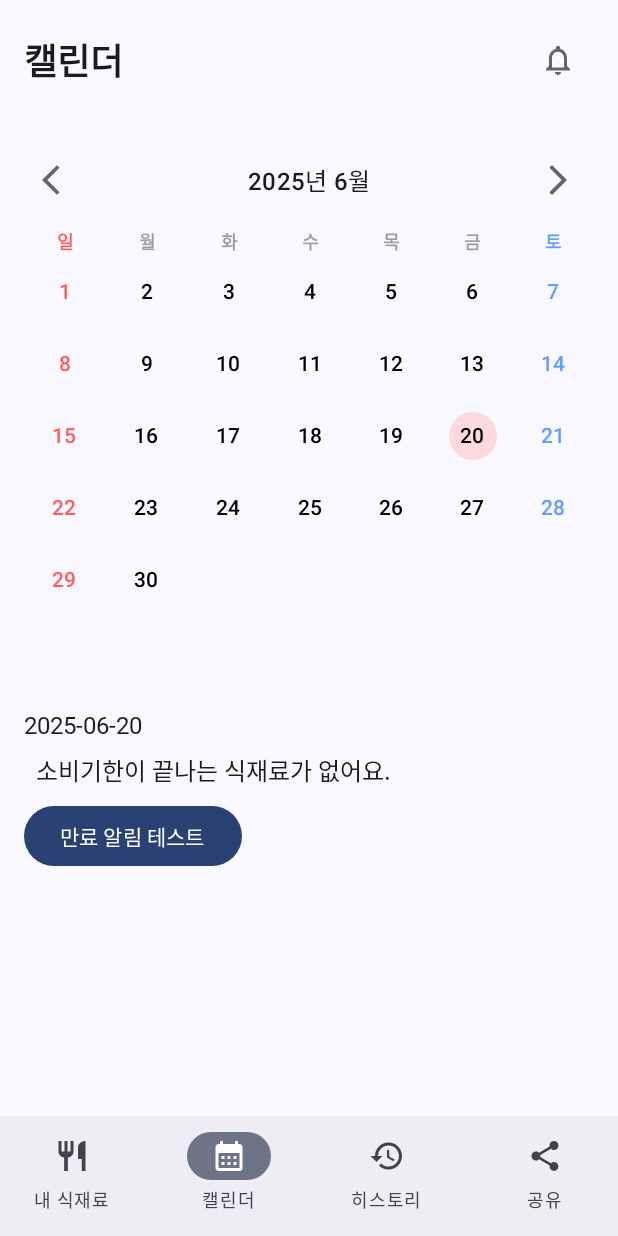
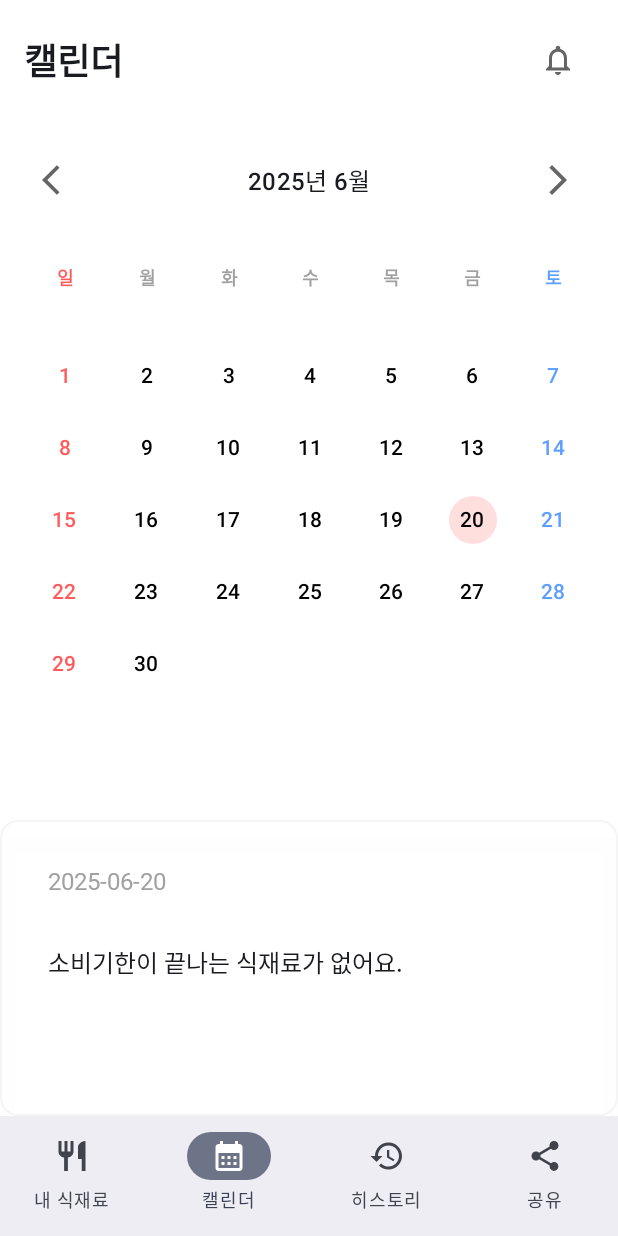
Before and after one commit to rokmcBum/ReCheck, an Android app built with Jetpack Compose: the CalendarScreen screen opened through its navigation route, on a phone screen of 412 x 824 dp. Run offline under Robolectric (Android 15) with nearby library versions, the phone set to English and light mode, and no system bars; our stand-ins replace Room's generated code; Roboto replaces fonts that are not available here.

Commit message:
캘린더 디자인 수정

```diff
--- a/app/src/main/java/com/example/recheck/calendar/ui/CalendarComposable.kt
+++ b/app/src/main/java/com/example/recheck/calendar/ui/CalendarComposable.kt
@@ -33,7 +33,7 @@ fun CalendarComposable(
     Row(
         modifier = Modifier
             .fillMaxWidth()
-            .padding(vertical = 8.dp),
+            .padding(16.dp),
         verticalAlignment   = Alignment.CenterVertically,
         horizontalArrangement = Arrangement.SpaceBetween
     ) {
@@ -64,7 +64,10 @@ fun CalendarComposable(
     val daysInMonth  = currentMonth.lengthOfMonth()
 
     // 1) 요일 헤더
-    Row(modifier = Modifier.fillMaxWidth(), horizontalArrangement = Arrangement.SpaceBetween) {
+    Row(modifier = Modifier
+            .fillMaxWidth()
+            .padding(16.dp),
+        horizontalArrangement = Arrangement.SpaceBetween) {
         listOf("일","월","화","수","목","금","토").forEachIndexed { idx, dow ->
             val color = when (idx) {
                 0    -> Color(0xFFFF5D5D)
@@ -81,9 +84,13 @@ fun CalendarComposable(
         }
     }
 
+//    Spacer(modifier = Modifier.height(12.dp))
+
     // 2) 날짜 그리드
     var dayCounter = 1
-    Column(modifier = Modifier.fillMaxWidth()) {
+    Column(modifier = Modifier
+        .fillMaxWidth()
+        .padding(16.dp)) {
         repeat(6) { week ->
             Row(modifier = Modifier.fillMaxWidth()) {
                 repeat(7) { dow ->
--- a/app/src/main/java/com/example/recheck/calendar/ui/CalendarScreen.kt
+++ b/app/src/main/java/com/example/recheck/calendar/ui/CalendarScreen.kt
@@ -1,6 +1,8 @@
 package com.example.recheck.calendar.ui
 
 import android.content.Context
+import androidx.compose.foundation.background
+import androidx.compose.foundation.border
 import androidx.compose.foundation.layout.Arrangement
 import androidx.compose.foundation.layout.Box
 import androidx.compose.foundation.layout.Column
@@ -10,6 +12,7 @@ import androidx.compose.foundation.layout.fillMaxSize
 import androidx.compose.foundation.layout.fillMaxWidth
 import androidx.compose.foundation.layout.height
 import androidx.compose.foundation.layout.padding
+import androidx.compose.foundation.layout.wrapContentHeight
 import androidx.compose.material3.Button
 import androidx.compose.material3.CircularProgressIndicator
 import androidx.compose.material3.Icon
@@ -25,6 +28,7 @@ import androidx.compose.runtime.saveable.rememberSaveable
 import androidx.compose.runtime.setValue
 import androidx.compose.ui.Alignment
 import androidx.compose.ui.Modifier
+import androidx.compose.ui.draw.shadow
 import androidx.compose.ui.graphics.Color
 import androidx.compose.ui.platform.LocalContext
 import androidx.compose.ui.res.painterResource
@@ -83,10 +87,13 @@ fun CalendarScreen(
         Column(
             modifier = Modifier
                 .fillMaxSize()
-                .padding(16.dp)
         ) {
             Row(
-                modifier = Modifier.fillMaxWidth(),
+                modifier = Modifier
+                    .fillMaxWidth()
+                    .background(color = Color(0xFFFFFFFF))
+                    .padding(16.dp)
+                    .wrapContentHeight(),
                 horizontalArrangement = Arrangement.SpaceBetween,
                 verticalAlignment = Alignment.CenterVertically
             ) {
@@ -103,8 +110,13 @@ fun CalendarScreen(
                     )
                 }
             }
-            Spacer(modifier = Modifier.height(24.dp))
 
+//            // 푸시알림 테스트
+//            Button(onClick = { NotificationScheduler.scheduleImmediateCheck(context) }) {
+//                Text("만료 알림 테스트")
+//            }
+
+            Column (modifier = Modifier.background(color = Color(0xFFFFFFFF))){
                 // A) 달력: 로컬 만료일 점 찍기
                 CalendarComposable(
                     currentMonth = currentMonth,
@@ -116,31 +128,45 @@ fun CalendarScreen(
                 )
                 Spacer(modifier = Modifier.height(16.dp))
 
+                Box(
+                    modifier = Modifier
+                        .fillMaxSize()
+                        .background(color = Color(0xFFFFFFFF))
+                        .border(1.dp, Color(0xFFF5F5F5), shape = MaterialTheme.shapes.medium)
+                        .shadow(
+                            elevation = 8.dp,
+                            spotColor = Color(0x08000000),
+                            ambientColor = Color(0x08000000)
+                        )
+                ) {
+                    Column (modifier = Modifier.padding(16.dp)){
                         // B) 선택된 날짜
                         val sel = uiState.selectedDate
                         Text(
                             text = sel.format(formatter),
                             style = MaterialTheme.typography.bodyLarge,
-                modifier = Modifier.padding(bottom = 8.dp)
+                            color = Color(0xFFA1A1A1),
+                            modifier = Modifier.padding(16.dp)
                         )
 
                         // C) 만료 식재료 리스트
                         val foods: List<FoodItem> = uiState.itemsByDate[sel].orEmpty()
                         if (foods.isEmpty()) {
-                Text("소비기한이 끝나는 식재료가 없어요.", modifier = Modifier.padding(start = 8.dp))
+                            Text("소비기한이 끝나는 식재료가 없어요.", modifier = Modifier.padding(16.dp))
                         } else {
                             foods.forEach { item ->
                                 Text(
                                     text = "- ${item.name}",
-                        modifier = Modifier.padding(start = 8.dp, bottom = 4.dp)
+                                    modifier = Modifier.padding(16.dp)
                                 )
                             }
                         }
+                    }
+                }
+
                 Spacer(modifier = Modifier.height(8.dp))
 
-            // 푸시알림 테스트
-            Button(onClick = { NotificationScheduler.scheduleImmediateCheck(context) }) {
-                Text("만료 알림 테스트")
+
             }
         }
         // E) 에러 메시지
```
Lines whose indentation alone changed are shown as unchanged.
